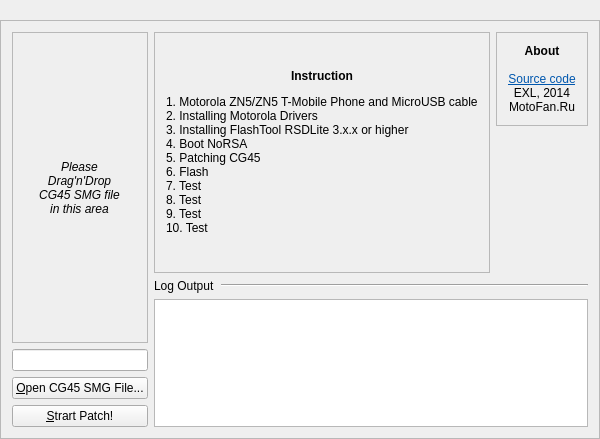
Old version of the form Widget.ui in the repository EXL/zUnlock-ZN5.
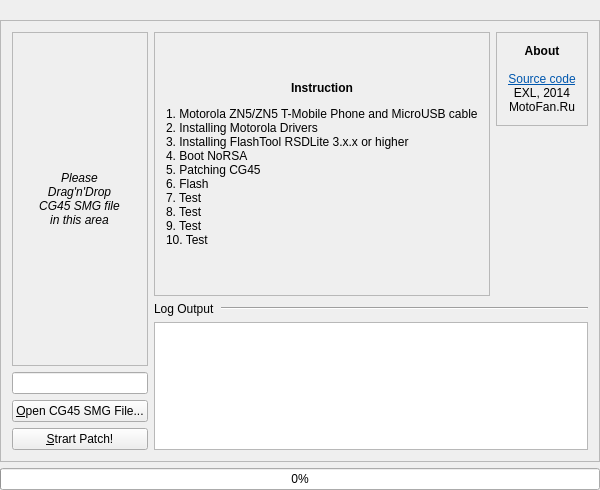
New version of the form. Icons and pictures are not drawn.

What changed in the file:
```diff
--- a/Widget.ui
+++ b/Widget.ui
@@ -7,8 +7,8 @@
    <rect>
     <x>0</x>
     <y>0</y>
-    <width>556</width>
-    <height>439</height>
+    <width>562</width>
+    <height>490</height>
    </rect>
   </property>
   <property name="windowTitle">
@@ -264,6 +264,13 @@
      </layout>
     </widget>
    </item>
+   <item>
+    <widget class="QProgressBar" name="progressBar">
+     <property name="value">
+      <number>0</number>
+     </property>
+    </widget>
+   </item>
   </layout>
  </widget>
  <layoutdefault spacing="6" margin="11"/>
```
Left out of the diff: 2 changed lines with no effect on the pictures.
